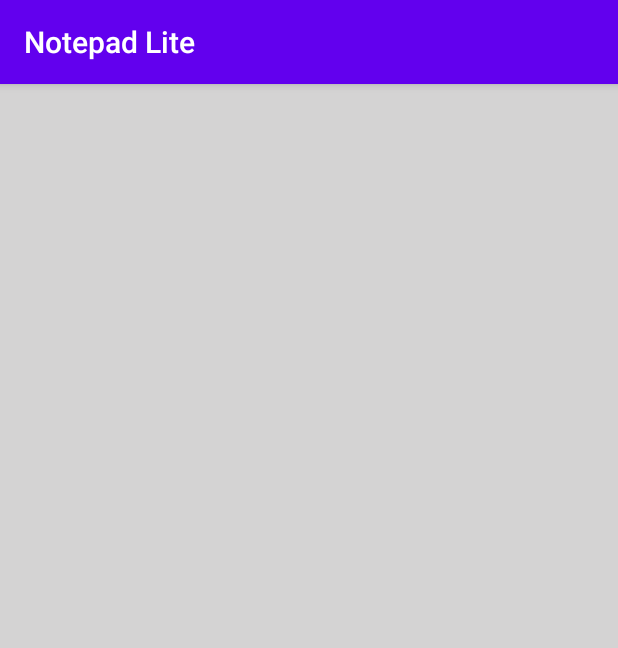
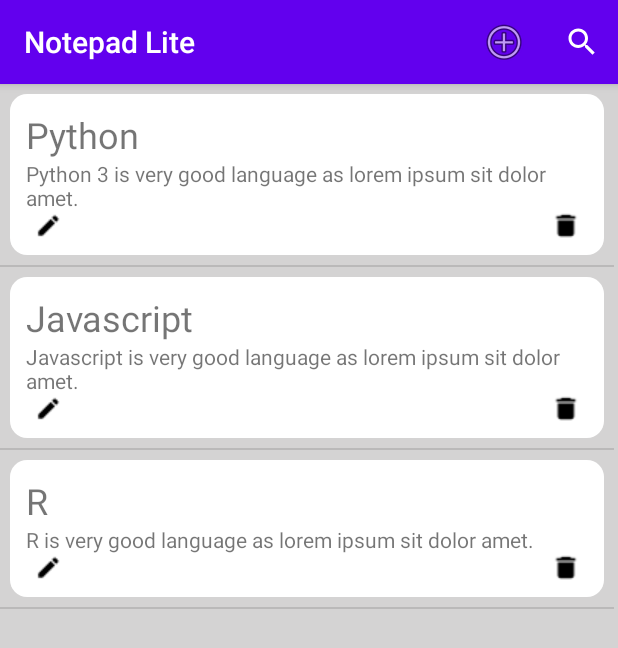
Before and after one commit to Seven-star-club/notepad-lite, an Android app: the screen it shows after launch (MainActivity), on a phone screen of 412 x 824 dp. Shown: the top 648 px of the screen. Run offline under Robolectric (Android 15) with nearby library versions, the phone set to English and light mode, and no system bars.

Commit message:
Worked more

```diff
--- a/app/src/main/AndroidManifest.xml
+++ b/app/src/main/AndroidManifest.xml
@@ -9,6 +9,7 @@
         android:roundIcon="@mipmap/ic_launcher_round"
         android:supportsRtl="true"
         android:theme="@style/AppTheme">
+        <activity android:name=".AddNotesPage"></activity>
         <activity android:name=".MainActivity">
             <intent-filter>
                 <action android:name="android.intent.action.MAIN" />
--- a/app/src/main/java/com/shanu/notepadlite/MainActivity.kt
+++ b/app/src/main/java/com/shanu/notepadlite/MainActivity.kt
@@ -1,10 +1,20 @@
 package com.shanu.notepadlite
 
+import android.annotation.SuppressLint
+import android.app.SearchManager
+import android.content.Context
+import android.content.Intent
 import androidx.appcompat.app.AppCompatActivity
 import android.os.Bundle
+import android.view.Menu
+import android.view.MenuItem
 import android.view.View
 import android.view.ViewGroup
 import android.widget.BaseAdapter
+import android.widget.SearchView
+import android.widget.Toast
+import kotlinx.android.synthetic.main.activity_main.*
+import kotlinx.android.synthetic.main.design_ticket.view.*
 
 class MainActivity : AppCompatActivity() {
     var listOfNotes = ArrayList<Notes>()
@@ -14,12 +24,55 @@
         super.onCreate(savedInstanceState)
         setContentView(R.layout.activity_main)
         // Dummy Data.
-        listOfNotes.add(Notes(1,"Python","Python 3 is very good language as lorem ipsum sit dolor amet."))
-        listOfNotes.add(Notes(2,"Javascript","Javascript is very good language as lorem ipsum sit dolor amet."))
-        listOfNotes.add(Notes(3,"R","R is very good language as lorem ipsum sit dolor amet."))
+        listOfNotes.add(Notes(1,"Python",
+            "Python 3 is very good language as lorem ipsum sit dolor amet."))
+        listOfNotes.add(Notes(2,"Javascript",
+            "Javascript is very good language as lorem ipsum sit dolor amet."))
+        listOfNotes.add(Notes(3,"R",
+            "R is very good language as lorem ipsum sit dolor amet."))
+
+        val myAdapter = MyNotesAdapter(listOfNotes)
+        lvNotes.adapter = myAdapter
 
 
     }
+
+    override fun onCreateOptionsMenu(menu: Menu?): Boolean {
+        menuInflater.inflate(R.menu.menu,menu)
+
+        var searchView = menu!!.findItem(R.id.app_bar_search).actionView as SearchView
+        var searchmanager = getSystemService(Context.SEARCH_SERVICE) as SearchManager
+        searchView.setSearchableInfo(searchmanager.getSearchableInfo(componentName))
+        searchView.setOnQueryTextListener(object: SearchView.OnQueryTextListener{
+            override fun onQueryTextSubmit(query: String?): Boolean {
+                Toast.makeText(applicationContext,query,Toast.LENGTH_SHORT).show()
+                //TODO: Search Database
+                return false
+
+            }
+            override fun onQueryTextChange(newText: String?): Boolean {
+                return false
+            }
+        })
+
+
+        return super.onCreateOptionsMenu(menu)
+    }
+
+    override fun onOptionsItemSelected(item: MenuItem): Boolean {
+        if(item!=null) {
+            when (item.itemId) {
+                R.id.addNote -> {
+                    //Go to Add page
+                    val intent = Intent(this,AddNotesPage::class.java)
+                    startActivity(intent)
+
+                }
+            }
+        }
+        return super.onOptionsItemSelected(item)
+    }
+
     inner class MyNotesAdapter: BaseAdapter {
         var listOfNotesAdapter=ArrayList<Notes>()
         constructor(listOfNotesAdapter:ArrayList<Notes>):super(){
@@ -40,8 +93,14 @@
             return position.toLong()
         }
 
+        @SuppressLint("ViewHolder", "InflateParams")
         override fun getView(position: Int, convertView: View?, parent: ViewGroup?): View {
-            TODO("Not yet implemented")
+            var myView = layoutInflater.inflate(R.layout.design_ticket,null)
+            var myNote = listOfNotesAdapter[position]
+            myView.titleBox.text = myNote.noteName
+            myView.contentBox.text = myNote.noteDes
+
+            return myView
         }
 
     }
--- /dev/null
+++ b/app/src/main/res/drawable/ic_search_black_24dp.xml
@@ -0,0 +1,9 @@
+<vector xmlns:android="http://schemas.android.com/apk/res/android"
+        android:width="24dp"
+        android:height="24dp"
+        android:viewportWidth="24.0"
+        android:viewportHeight="24.0">
+    <path
+        android:fillColor="#FF000000"
+        android:pathData="M15.5,14h-0.79l-0.28,-0.27C15.41,12.59 16,11.11 16,9.5 16,5.91 13.09,3 9.5,3S3,5.91 3,9.5 5.91,16 9.5,16c1.61,0 3.09,-0.59 4.23,-1.57l0.27,0.28v0.79l5,4.99L20.49,19l-4.99,-5zM9.5,14C7.01,14 5,11.99 5,9.5S7.01,5 9.5,5 14,7.01 14,9.5 11.99,14 9.5,14z"/>
+</vector>
--- a/app/src/main/res/layout/activity_main.xml
+++ b/app/src/main/res/layout/activity_main.xml
@@ -9,9 +9,10 @@
     tools:context=".MainActivity">
 
     <ListView
+        android:id="@+id/lvNotes"
         android:layout_width="409dp"
+        android:layout_height="729dp"
         android:background="@color/grey"
-        android:layout_height="729dp"
         tools:layout_editor_absoluteX="1dp"
         tools:layout_editor_absoluteY="1dp" />
 </LinearLayout>
--- a/app/src/main/res/layout/design_ticket.xml
+++ b/app/src/main/res/layout/design_ticket.xml
@@ -33,18 +33,23 @@
             android:orientation="horizontal">
 
             <ImageView
+                android:id="@+id/editButton"
+                android:layout_width="40pt"
+                android:layout_height="wrap_content"
+                android:layout_weight="1"
+                app:srcCompat="@drawable/edit" />
+
+            <Space
+                android:layout_width="match_parent"
+                android:layout_height="wrap_content"
+                android:layout_weight="1" />
+
+            <ImageView
                 android:id="@+id/deleteButton"
-                android:layout_width="wrap_content"
+                android:layout_width="40pt"
                 android:layout_height="wrap_content"
                 android:layout_weight="1"
                 app:srcCompat="@drawable/delete" />
-
-            <ImageView
-                android:id="@+id/editButton"
-                android:layout_width="wrap_content"
-                android:layout_height="wrap_content"
-                android:layout_weight="1"
-                app:srcCompat="@drawable/edit" />
 
         </LinearLayout>
 
--- /dev/null
+++ b/app/src/main/res/menu/menu.xml
@@ -0,0 +1,16 @@
+<?xml version="1.0" encoding="utf-8"?>
+<menu xmlns:app="http://schemas.android.com/apk/res-auto"
+    xmlns:android="http://schemas.android.com/apk/res/android">
+
+    <item
+        android:id="@+id/addNote"
+        android:icon="@android:drawable/ic_menu_add"
+        android:title="Add Note"
+        app:showAsAction="ifRoom" />
+    <item
+        android:id="@+id/app_bar_search"
+        android:icon="@drawable/ic_search_black_24dp"
+        android:title="Search"
+        app:actionViewClass="android.widget.SearchView"
+        app:showAsAction="always" />
+</menu>
```
Also changed, not shown: app/src/main/java/com/shanu/notepadlite/AddNotesPage.kt (added, +16 -0 lines), app/src/main/res/layout/activity_add_notes_page.xml (added, +55 -0 lines).
